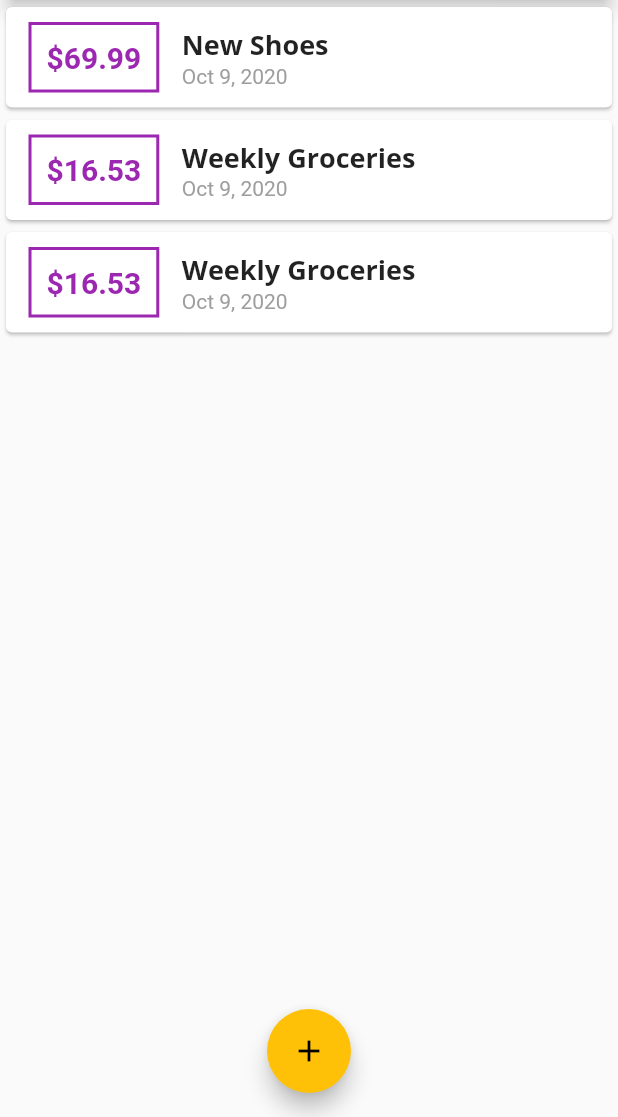
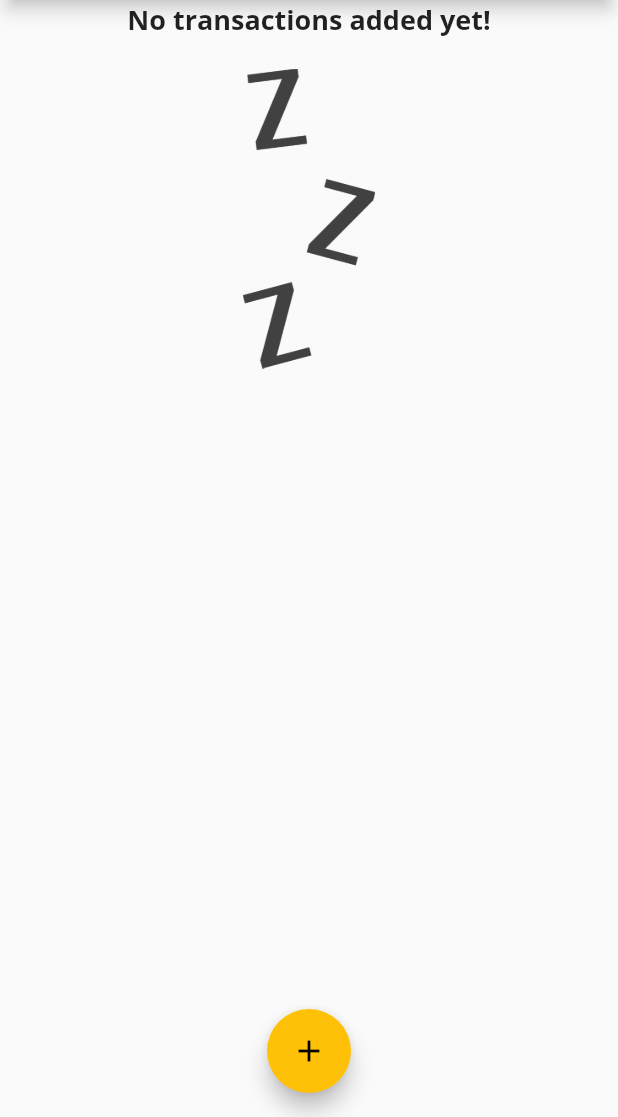
Before and after one commit to Kalam031/personal_expense_app, a Flutter app: the screen it shows after launch, on a phone screen of 412 x 824 dp, the part 119-1236 px from its top. Run offline on Flutter 3.47's test engine with Material 2 defaults, Android fonts, the phone set to English and light mode, and no system bars.

```diff
--- a/lib/main.dart
+++ b/lib/main.dart
@@ -15,7 +15,7 @@ class MyApp extends StatelessWidget {
         accentColor: Colors.amber,
         fontFamily: 'Quicksand',
         textTheme: ThemeData.light().textTheme.copyWith(
-              title: TextStyle(
+              headline6: TextStyle(
                 fontFamily: 'OpenSans',
                 fontWeight: FontWeight.bold,
                 fontSize: 18,
@@ -23,7 +23,7 @@ class MyApp extends StatelessWidget {
             ),
         appBarTheme: AppBarTheme(
           textTheme: ThemeData.light().textTheme.copyWith(
-                title: TextStyle(
+                headline6: TextStyle(
                   fontFamily: 'OpenSans',
                   fontSize: 20,
                   fontWeight: FontWeight.bold,
@@ -46,24 +46,24 @@ class MyHomePage extends StatefulWidget {
 
 class _MyHomePageState extends State<MyHomePage> {
   final List<Transaction> _userTransactions = [
-    Transaction(
-      id: 't1',
-      title: 'New Shoes',
-      amount: 69.99,
-      date: DateTime.now(),
-    ),
-    Transaction(
-      id: 't2',
-      title: 'Weekly Groceries',
-      amount: 16.53,
-      date: DateTime.now(),
-    ),
-    Transaction(
-      id: 't2',
-      title: 'Weekly Groceries',
-      amount: 16.53,
-      date: DateTime.now(),
-    ),
+    // Transaction(
+    //   id: 't1',
+    //   title: 'New Shoes',
+    //   amount: 69.99,
+    //   date: DateTime.now(),
+    // ),
+    // Transaction(
+    //   id: 't2',
+    //   title: 'Weekly Groceries',
+    //   amount: 16.53,
+    //   date: DateTime.now(),
+    // ),
+    // Transaction(
+    //   id: 't2',
+    //   title: 'Weekly Groceries',
+    //   amount: 16.53,
+    //   date: DateTime.now(),
+    // ),
   ];
 
   void _addNewTransaction(String txTitle, double txAmount) {
--- a/lib/widgets/transaction_list.dart
+++ b/lib/widgets/transaction_list.dart
@@ -11,7 +11,26 @@ class TransactionList extends StatelessWidget {
   Widget build(BuildContext context) {
     return Container(
       height: 300,
-      child: ListView.builder(
+      child: transactions.isEmpty
+          ? Column(
+              children: [
+                Text(
+                  'No transactions added yet!',
+                  style: Theme.of(context).textTheme.headline6,
+                ),
+                SizedBox(
+                  height: 20,
+                ),
+                Container(
+                  height: 200,
+                  child: Image.asset(
+                    'assets/images/waiting.png',
+                    fit: BoxFit.cover,
+                  ),
+                ),
+              ],
+            )
+          : ListView.builder(
               itemBuilder: (ctx, index) {
                 return Card(
                   child: Row(
@@ -42,7 +61,7 @@ class TransactionList extends StatelessWidget {
                         children: [
                           Text(
                             transactions[index].title,
-                      style: Theme.of(context).textTheme.title,
+                            style: Theme.of(context).textTheme.headline6,
                           ),
                           Text(
                             DateFormat.yMMMd().format(transactions[index].date),
--- a/pubspec.yaml
+++ b/pubspec.yaml
@@ -46,8 +46,8 @@ flutter:
   uses-material-design: true
 
   # To add assets to your application, add an assets section, like this:
-  # assets:
-  #   - images/a_dot_burr.jpeg
+  assets:
+    - assets/images/waiting.png
   #   - images/a_dot_ham.jpeg
 
   # An image asset can refer to one or more resolution-specific "variants", see
```
Also changed, not shown: assets/images/waiting.png (added). Lines whose indentation alone changed are shown as unchanged.
